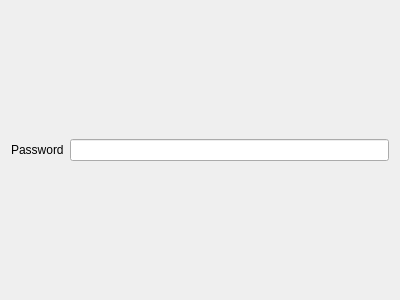
Old version of the form ui/edit/edit_trojan_vless.ui in the repository MatsuriDayo/nekoray.
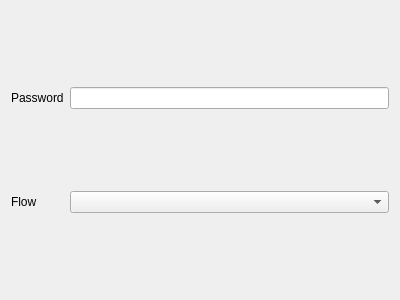
New version of the form. Custom widgets are drawn as their Qt base class.

Commit message: gui: VLESS Flow

```diff
--- a/ui/edit/edit_trojan_vless.ui
+++ b/ui/edit/edit_trojan_vless.ui
@@ -14,6 +14,9 @@
    <string notr="true"/>
   </property>
   <layout class="QGridLayout" name="gridLayout">
+   <item row="0" column="1">
+    <widget class="MyLineEdit" name="password"/>
+   </item>
    <item row="0" column="0">
     <widget class="QLabel" name="label">
      <property name="text">
@@ -21,8 +24,26 @@
      </property>
     </widget>
    </item>
-   <item row="0" column="1">
-    <widget class="MyLineEdit" name="password"/>
+   <item row="1" column="0">
+    <widget class="QLabel" name="flow_l">
+     <property name="text">
+      <string notr="true">Flow</string>
+     </property>
+    </widget>
+   </item>
+   <item row="1" column="1">
+    <widget class="QComboBox" name="flow">
+     <item>
+      <property name="text">
+       <string notr="true"/>
+      </property>
+     </item>
+     <item>
+      <property name="text">
+       <string notr="true">xtls-rprx-vision</string>
+      </property>
+     </item>
+    </widget>
    </item>
   </layout>
  </widget>
```
The commit also changes 5 other files.
